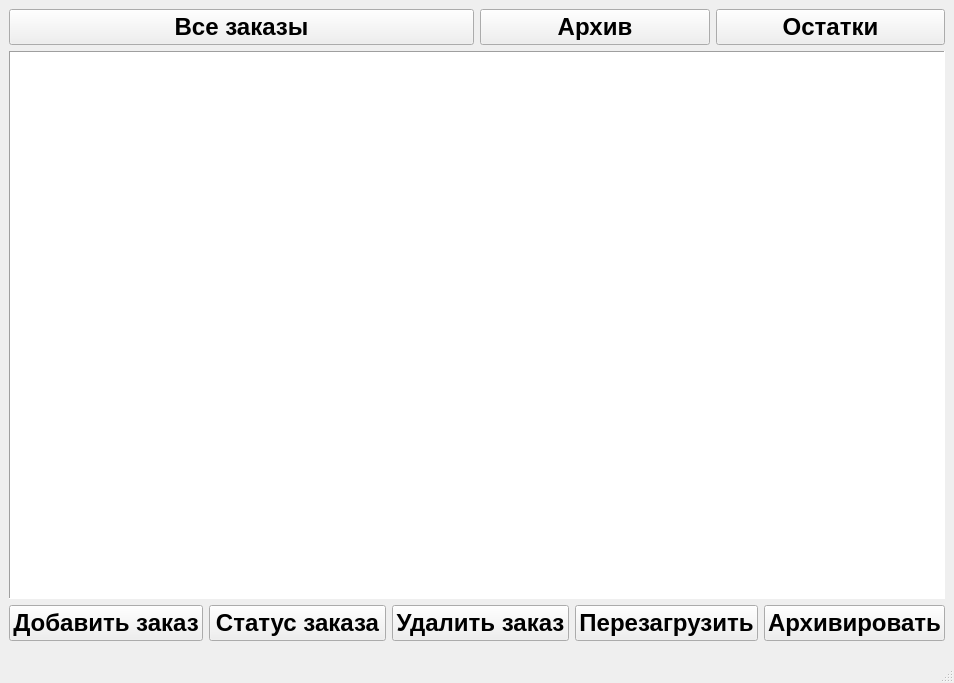
c0ral0vii/buhgalter_app, file ui/main_page/main_pageui.ui: the form before one commit.
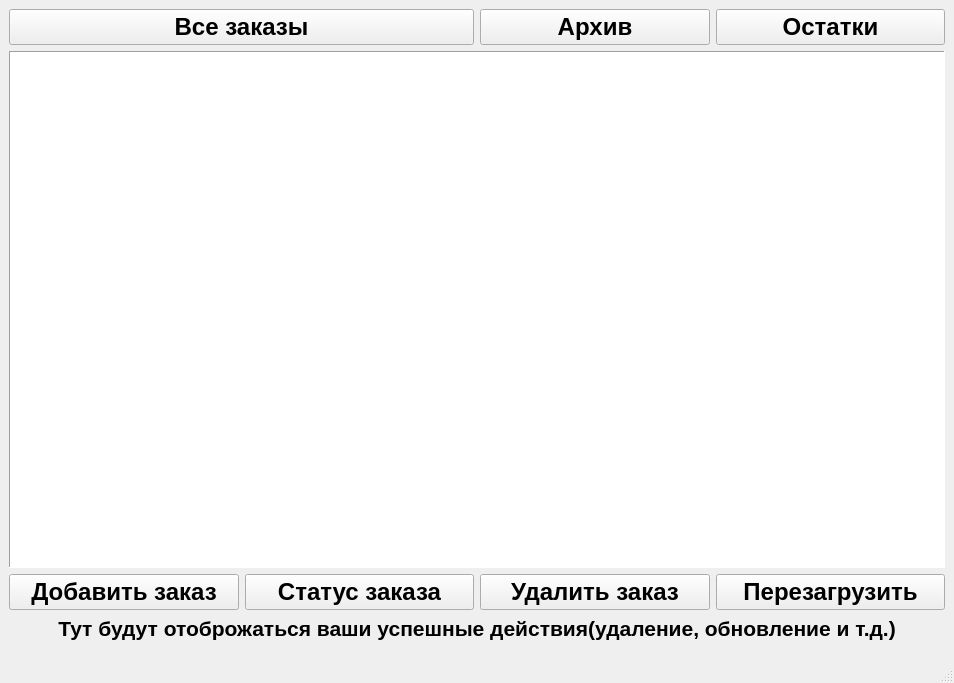
The form after the commit.

Patch:
```diff
--- a/ui/main_page/main_pageui.ui
+++ b/ui/main_page/main_pageui.ui
@@ -105,17 +105,23 @@
         </property>
        </widget>
       </item>
+     </layout>
+    </item>
       <item>
-       <widget class="QPushButton" name="archivate_order_button">
-        <property name="styleSheet">
-         <string notr="true"/>
+     <widget class="QLabel" name="status">
+      <property name="font">
+       <font>
+        <pointsize>16</pointsize>
+        <bold>true</bold>
+       </font>
         </property>
         <property name="text">
-         <string>Архивировать</string>
-        </property>
-       </widget>
-      </item>
-     </layout>
+       <string>Тут будут отоброжаться ваши успешные действия(удаление, обновление и т.д.)</string>
+      </property>
+      <property name="alignment">
+       <set>Qt::AlignCenter</set>
+      </property>
+     </widget>
     </item>
    </layout>
   </widget>
```
Lines whose indentation alone changed are shown as unchanged.
